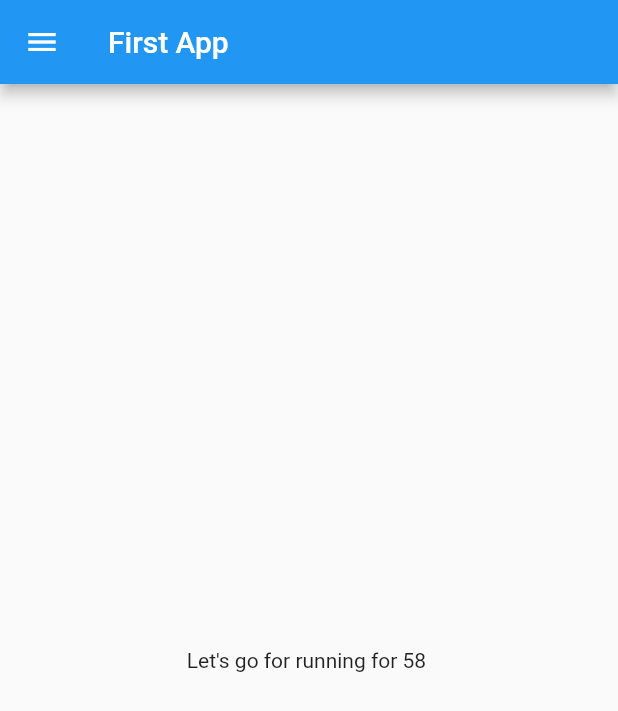
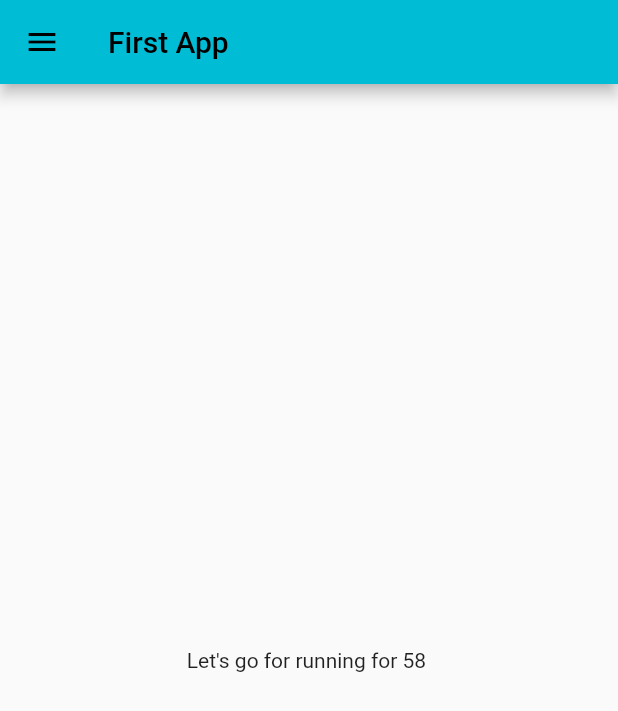
Before and after one commit to shivamyadav37/flutter_catalog, a Flutter app: the screen it shows after launch, on a phone screen of 412 x 824 dp. Shown: the top 711 px of the screen. Run offline on Flutter 3.47's test engine with Material 2 defaults, Android fonts, the phone set to English and light mode, and no system bars.

Commit message:
changed colors

```diff
--- a/lib/main.dart
+++ b/lib/main.dart
@@ -11,6 +11,9 @@ class MyApp extends StatelessWidget {
   Widget build(BuildContext context) {
     return MaterialApp(
       home: HomePage(),
+      themeMode: ThemeMode.light,
+      theme: ThemeData(primarySwatch: Colors.cyan),
+      darkTheme: ThemeData(brightness: Brightness.dark),
     );
   }
 }
```
